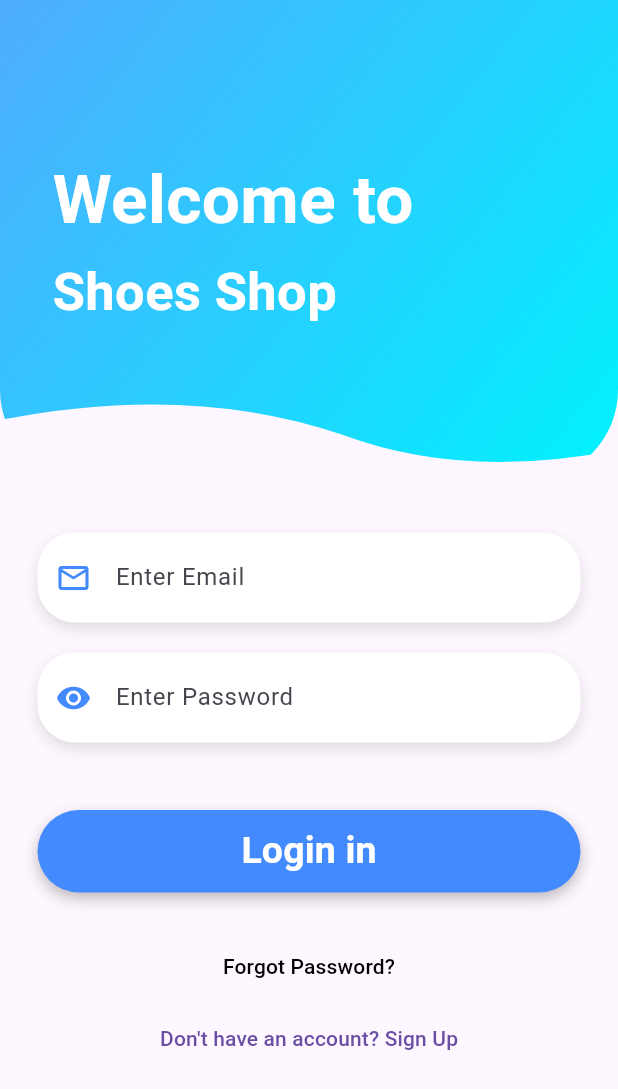
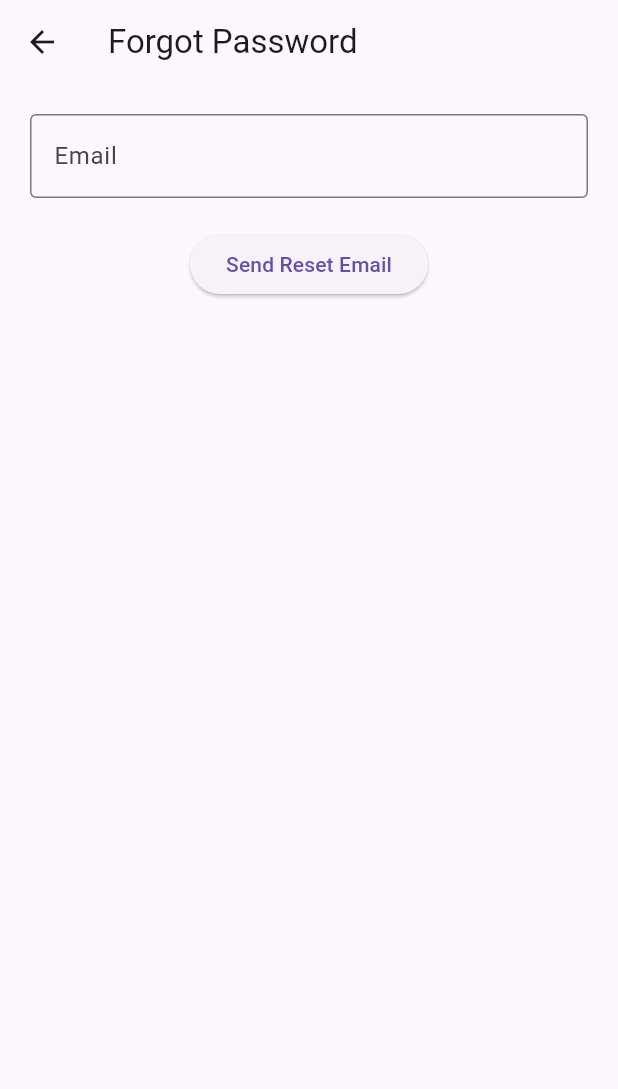
Before and after one commit to maazkhalid96/shoes_app, a Flutter app: the screen it shows after launch, after a tap on "Forgot Password?", on a phone screen of 412 x 824 dp. Shown: the top 1089 px of the screen. Run offline on Flutter 3.47's test engine with Material 3 defaults, Android fonts, the light colour scheme and no system bars; our stand-ins replace cloud_firestore, firebase_auth, firebase_core, flutter_custom_clippers, image_picker; accounts and stored records are empty.

Commit message:
App update

```diff
--- /dev/null
+++ b/lib/screens/forgotPassword/forgot_password.dart
@@ -0,0 +1,57 @@
+import 'package:flutter/material.dart';
+import 'package:shoes_app_ui/services/auth_forgot_password.dart';
+
+class ForgotPasswordScreen extends StatefulWidget {
+  const ForgotPasswordScreen({super.key});
+
+  @override
+  State<ForgotPasswordScreen> createState() => _ForgotPasswordScreenState();
+}
+
+class _ForgotPasswordScreenState extends State<ForgotPasswordScreen> {
+  final TextEditingController emailController = TextEditingController();
+  final AuthService _authService = AuthService();
+  bool isLoading = false;
+
+  @override
+  Widget build(BuildContext context) {
+    return Scaffold(
+      appBar: AppBar(title: Text("Forgot Password")),
+      body: Padding(
+        padding: EdgeInsets.all(20.0),
+        child: Column(
+          children: [
+            TextField(
+              controller: emailController,
+              decoration: InputDecoration(
+                labelText: "Email",
+                border: OutlineInputBorder(),
+              ),
+              keyboardType: TextInputType.emailAddress,
+            ),
+            SizedBox(height: 20),
+            isLoading
+                ? CircularProgressIndicator()
+                : ElevatedButton(
+                    onPressed: () async {
+                      if (emailController.text.isEmpty) {
+                        ScaffoldMessenger.of(context).showSnackBar(
+                          SnackBar(content: Text("Enter your email")),
+                        );
+                        return;
+                      }
+                      setState(() => isLoading = true);
+                      await _authService.resetPassword(
+                        emailController.text.trim(),
+                        context,
+                      );
+                      setState(() => isLoading = false);
+                    },
+                    child: Text("Send Reset Email"),
+                  ),
+          ],
+        ),
+      ),
+    );
+  }
+}
--- a/lib/screens/home/home.dart
+++ b/lib/screens/home/home.dart
@@ -26,6 +26,7 @@ class _HomeState extends State<Home> {
   @override
   Widget build(BuildContext context) {
     return Scaffold(
+
       appBar: AppBar(
         automaticallyImplyLeading: false,
         leading: Padding(
--- a/lib/screens/signup/login.dart
+++ b/lib/screens/signup/login.dart
@@ -4,6 +4,7 @@ import 'package:shoes_app_ui/auth/login_auth.dart';
 import 'package:shoes_app_ui/components/custom_button.dart';
 import 'package:shoes_app_ui/components/custom_input_fields.dart';
 import 'package:shoes_app_ui/controller/controller.dart';
+import 'package:shoes_app_ui/screens/forgotPassword/forgot_password.dart';
 import 'package:shoes_app_ui/screens/signup/signup.dart';
 
 class Login extends StatefulWidget {
@@ -111,11 +112,15 @@ class _LoginState extends State<Login> {
                   Column(
                     children: [
                       TextButton(
-                        onPressed: () {},
-                        child: Text(
-                          "Forgot Password?",
-                          style: TextStyle(color: Colors.black),
-                        ),
+                        onPressed: () {
+                          Navigator.push(
+                            context,
+                            MaterialPageRoute(
+                              builder: (_) => ForgotPasswordScreen(),
+                            ),
+                          );
+                        },
+                        child: Text("Forgot Password?"),
                       ),
                       TextButton(
                         onPressed: () {
--- /dev/null
+++ b/lib/services/auth_forgot_password.dart
@@ -0,0 +1,19 @@
+import 'package:firebase_auth/firebase_auth.dart';
+import 'package:flutter/material.dart';
+
+class AuthService {
+  final FirebaseAuth auth = FirebaseAuth.instance;
+
+ resetPassword(String email, BuildContext context) async {
+    try {
+      await auth.sendPasswordResetEmail(email: email);
+      ScaffoldMessenger.of(context).showSnackBar(
+        SnackBar(content: Text("Password reset email sent! Check your inbox.")),
+      );
+    } catch (e) {
+      ScaffoldMessenger.of(context).showSnackBar(
+        SnackBar(content: Text("Error: $e")),
+      );
+    }
+  }
+}
```
Also changed, not shown: lib/screens/checkOutForm/checkout_form.dart (+16 -3 lines), lib/screens/profile/my_orders/my_order_screen.dart (added, +77 -0 lines), lib/screens/profile/my_orders/order_detail.dart (added, +10 -0 lines), lib/screens/profile/profile.dart (+9 -1 lines), lib/services/cloudinary_service.dart (added, +29 -0 lines).
